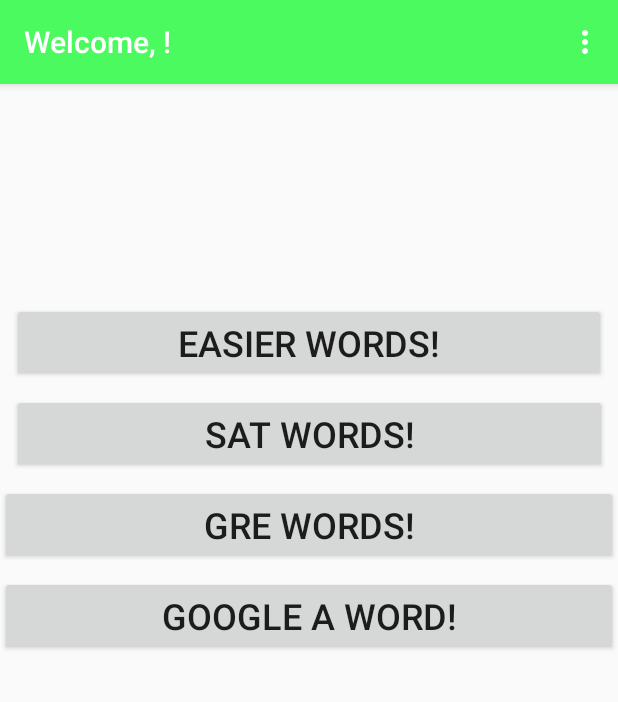
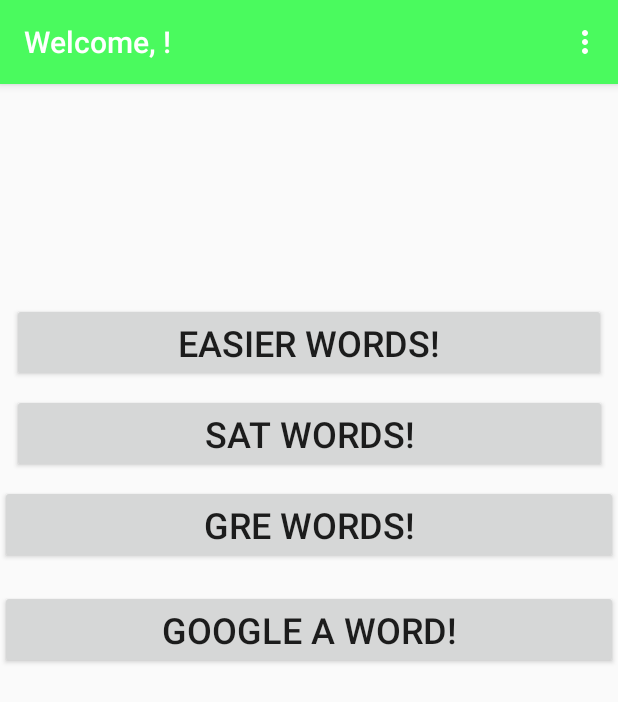
Before and after one commit to evanjohnso/QuickQuiz, an Android app: the screen it shows after launch once a user with an empty profile is signed in (SelectPathActivity), on a phone screen of 412 x 824 dp. Shown: the top 702 px of the screen. Run offline under Robolectric (Android 15) with nearby library versions, the phone set to English and light mode, and no system bars; our stand-ins replace ButterKnife, Firebase (no records; nobody signed in at launch, a user with empty details on screens opened directly); 2 statements that could not run were skipped.

Commit message:
reformat datastructure

```diff
--- a/app/src/main/res/layout/activity_select_path.xml
+++ b/app/src/main/res/layout/activity_select_path.xml
@@ -76,6 +76,24 @@
         app:layout_constraintHorizontal_bias="0.0"
         android:layout_marginTop="8dp"
         app:layout_constraintTop_toBottomOf="@+id/hard_words"
-        app:layout_constraintVertical_bias="0.0" />
+        app:layout_constraintVertical_bias="0.024" />
+    <!--<TextView-->
+        <!--style="@style/Base.Widget.AppCompat.Button"-->
+        <!--android:id="@+id/populate_database"-->
+        <!--android:layout_width="0dp"-->
+        <!--android:layout_height="wrap_content"-->
+        <!--android:layout_weight="1"-->
+        <!--android:gravity="center"-->
+        <!--android:text="Populate database"-->
+        <!--android:textAlignment="center"-->
+        <!--android:textSize="24sp"-->
+        <!--app:layout_constraintBottom_toBottomOf="parent"-->
+        <!--app:layout_constraintLeft_toLeftOf="parent"-->
+        <!--app:layout_constraintRight_toRightOf="parent"-->
+        <!--app:layout_constraintHorizontal_bias="0.0"-->
+        <!--android:layout_marginTop="8dp"-->
+        <!--app:layout_constraintTop_toBottomOf="@+id/implicit_intent"-->
+        <!--app:layout_constraintVertical_bias="0.427" />-->
+
 
 </android.support.constraint.ConstraintLayout>
```
Also changed, not shown: app/src/main/java/com/evanrjohnso/quickquiz/ui/SelectPathActivity.java (+20 -0 lines).
